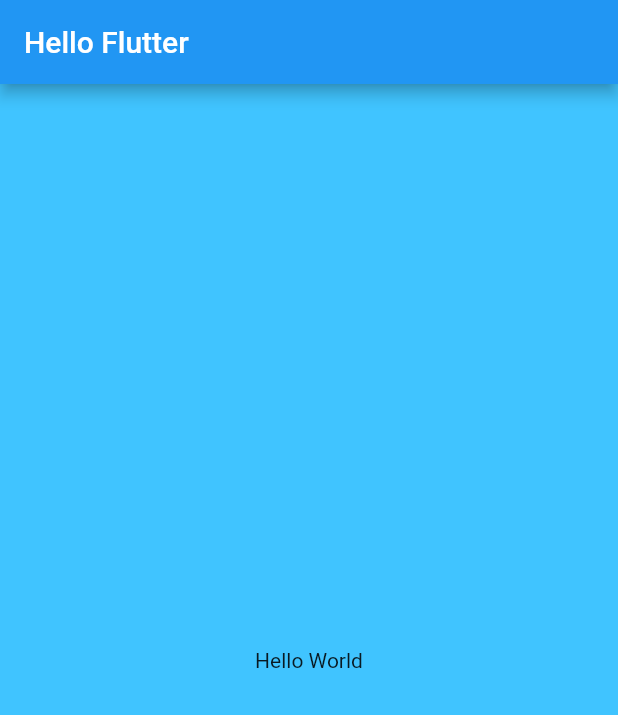
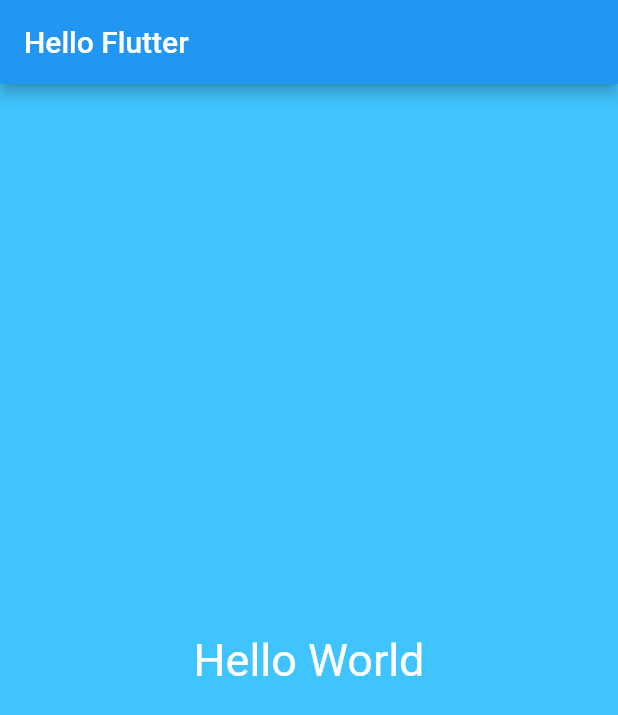
Before and after one commit to sliemansalah/FlutterFirstApp, a Flutter app: the screen it shows after launch, on a phone screen of 412 x 824 dp. Shown: the top 715 px of the screen. Run offline on Flutter 3.47's test engine with Material 2 defaults, Android fonts, the phone set to English and light mode, and no system bars.

Commit message:
full first app.

```diff
--- a/lib/main.dart
+++ b/lib/main.dart
@@ -3,8 +3,12 @@
 import 'package:flutter/material.dart';
 
 void main() {
-  runApp(
-    new MaterialApp(
+  runApp(MyFlutterApp());
+}
+
+class MyFlutterApp extends StatelessWidget {
+  Widget build(BuildContext context) { // Create widget
+    return new MaterialApp(
       title: "First App",
       home:Scaffold(
         appBar: AppBar(
@@ -16,10 +20,13 @@ void main() {
         child: Text(
         "Hello World",
         textDirection: TextDirection.ltr,
+        style: TextStyle(color: Colors.white,fontSize: 30),
+
       )
     )
       ),
       ),
-    )
-  );
+    );
+  }
+
 }
```
